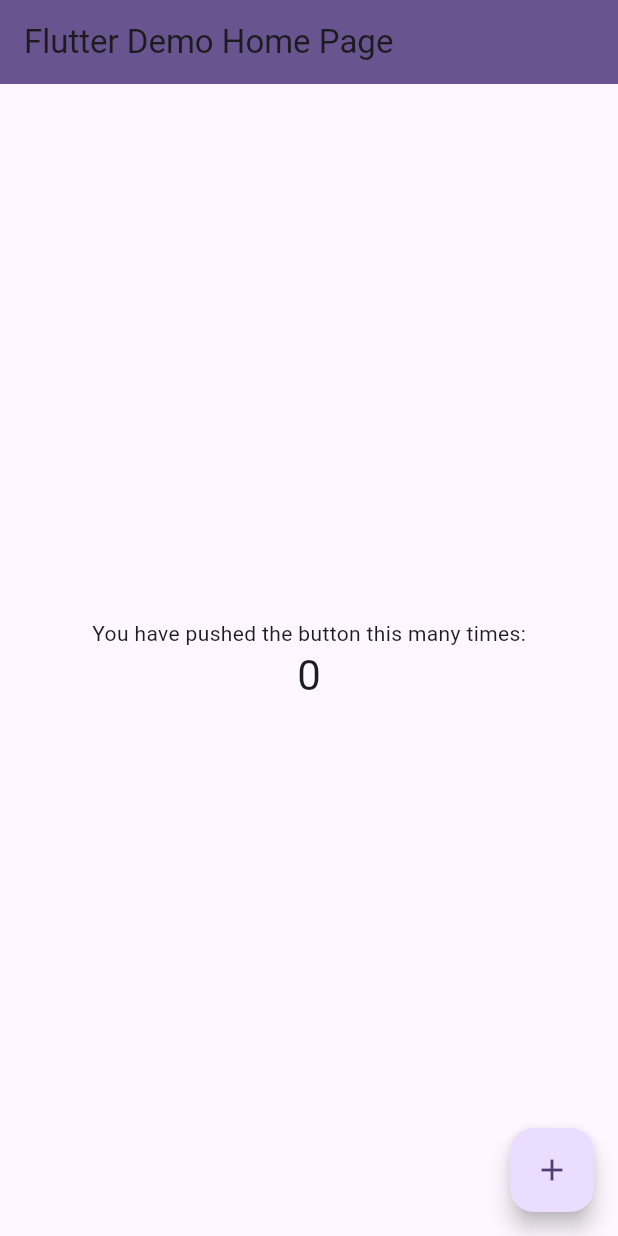
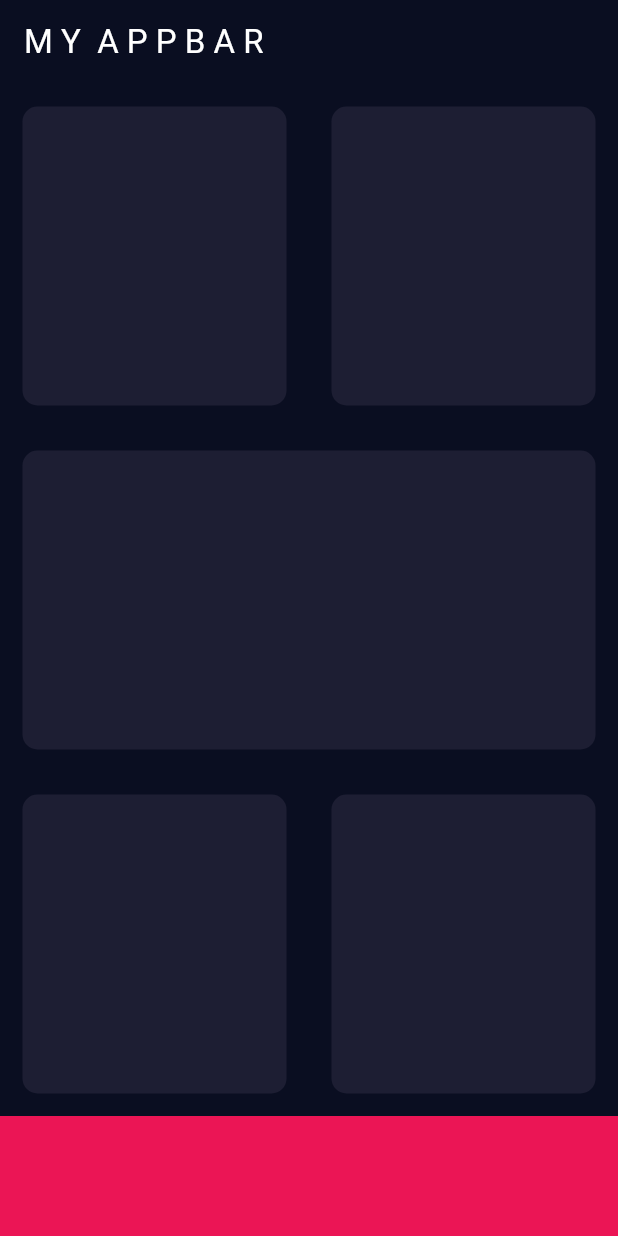
Before and after one commit to ianfrye0818/flutter_bmi_calc, a Flutter app: the screen it shows after launch, on a phone screen of 412 x 824 dp. Run offline on Flutter 3.47's test engine with Material 3 defaults, Android fonts, the phone set to English and light mode, and no system bars.

Commit message:
lesson 124

```diff
--- a/lib/main.dart
+++ b/lib/main.dart
@@ -1,69 +1,20 @@
+import 'package:bmi_calc/pages/home_page.dart';
+import 'package:bmi_calc/themes/theme.dart';
 import 'package:flutter/material.dart';
 
 void main() {
-  runApp(const MyApp());
+  runApp(const BMICalc());
 }
 
-class MyApp extends StatelessWidget {
-  const MyApp({super.key});
+class BMICalc extends StatelessWidget {
+  const BMICalc({super.key});
 
   @override
   Widget build(BuildContext context) {
     return MaterialApp(
-      title: 'Flutter Demo',
-      theme: ThemeData(
-        colorScheme: ColorScheme.fromSeed(seedColor: Colors.deepPurple),
-        useMaterial3: true,
-      ),
-      home: const MyHomePage(title: 'Flutter Demo Home Page'),
+      debugShowCheckedModeBanner: false,
+      home: const HomePage(),
+      theme: MyTheme.dark,
     );
   }
 }
-
-class MyHomePage extends StatefulWidget {
-  const MyHomePage({super.key, required this.title});
-
-  final String title;
-
-  @override
-  State<MyHomePage> createState() => _MyHomePageState();
-}
-
-class _MyHomePageState extends State<MyHomePage> {
-  int _counter = 0;
-
-  void _incrementCounter() {
-    setState(() {
-      _counter++;
-    });
-  }
-
-  @override
-  Widget build(BuildContext context) {
-    return Scaffold(
-      appBar: AppBar(
-        backgroundColor: Theme.of(context).colorScheme.primary,
-        title: Text(widget.title),
-      ),
-      body: Center(
-        child: Column(
-          mainAxisAlignment: MainAxisAlignment.center,
-          children: <Widget>[
-            const Text(
-              'You have pushed the button this many times:',
-            ),
-            Text(
-              '$_counter',
-              style: Theme.of(context).textTheme.headlineMedium,
-            ),
-          ],
-        ),
-      ),
-      floatingActionButton: FloatingActionButton(
-        onPressed: _incrementCounter,
-        tooltip: 'Increment',
-        child: const Icon(Icons.add),
-      ),
-    );
-  }
-}
--- /dev/null
+++ b/lib/pages/home_page.dart
@@ -0,0 +1,71 @@
+import 'package:bmi_calc/widgets/reusable_card.dart';
+import 'package:flutter/material.dart';
+
+class HomePage extends StatefulWidget {
+  const HomePage({super.key});
+
+  @override
+  State<HomePage> createState() => _HomePageState();
+}
+
+class _HomePageState extends State<HomePage> {
+  static const bottomContainerHeight = 80.0;
+  static const activeCardColor = Color(0xFF1D1E33);
+  static const bottomContainerColor = Color(0xFFEB1555);
+  @override
+  Widget build(BuildContext context) {
+    return Scaffold(
+      appBar: AppBar(
+        title: const Text("M Y  A P P B A R"),
+      ),
+      body: Column(
+        children: [
+          const Expanded(
+            child: Row(
+              children: [
+                Expanded(
+                  child: ReusableCard(
+                    bgColor: activeCardColor,
+                  ),
+                ),
+                Expanded(
+                  child: ReusableCard(
+                    bgColor: activeCardColor,
+                  ),
+                ),
+              ],
+            ),
+          ),
+          const Expanded(
+            child: ReusableCard(
+              bgColor: activeCardColor,
+            ),
+          ),
+          const Expanded(
+            child: Row(
+              children: [
+                Expanded(
+                  child: ReusableCard(
+                    bgColor: activeCardColor,
+                  ),
+                ),
+                Expanded(
+                  child: ReusableCard(
+                    bgColor: activeCardColor,
+                  ),
+                ),
+              ],
+            ),
+          ),
+          Container(
+            decoration: const BoxDecoration(
+              color: bottomContainerColor,
+            ),
+            width: double.infinity,
+            height: bottomContainerHeight,
+          ),
+        ],
+      ),
+    );
+  }
+}
--- /dev/null
+++ b/lib/themes/theme.dart
@@ -0,0 +1,18 @@
+import 'package:flutter/material.dart';
+
+class MyTheme {
+  static const bgColor = 0xFF0A0E21;
+
+  static final dark = ThemeData.dark().copyWith(
+    appBarTheme: const AppBarTheme(
+      backgroundColor: Color(bgColor),
+      foregroundColor: Colors.white,
+    ),
+    scaffoldBackgroundColor: const Color(bgColor),
+    textTheme: const TextTheme(
+      bodyLarge: TextStyle(color: Colors.white),
+      titleLarge: TextStyle(color: Colors.white),
+      bodyMedium: TextStyle(color: Colors.white),
+    ),
+  );
+}
--- /dev/null
+++ b/lib/widgets/reusable_card.dart
@@ -0,0 +1,18 @@
+import 'package:flutter/material.dart';
+
+class ReusableCard extends StatelessWidget {
+  const ReusableCard({super.key, required this.bgColor});
+
+  final Color bgColor;
+
+  @override
+  Widget build(BuildContext context) {
+    return Container(
+      margin: const EdgeInsets.all(15.0),
+      decoration: BoxDecoration(
+        color: bgColor,
+        borderRadius: BorderRadius.circular(10.0),
+      ),
+    );
+  }
+}
--- a/pubspec.yaml
+++ b/pubspec.yaml
@@ -35,6 +35,8 @@ dependencies:
   # The following adds the Cupertino Icons font to your application.
   # Use with the CupertinoIcons class for iOS style icons.
   cupertino_icons: ^1.0.6
+  flex_color_scheme: ^7.3.1
+  google_fonts: ^6.2.1
 
 dev_dependencies:
   flutter_test:
```
Also changed, not shown: pubspec.lock, 88 other files.
